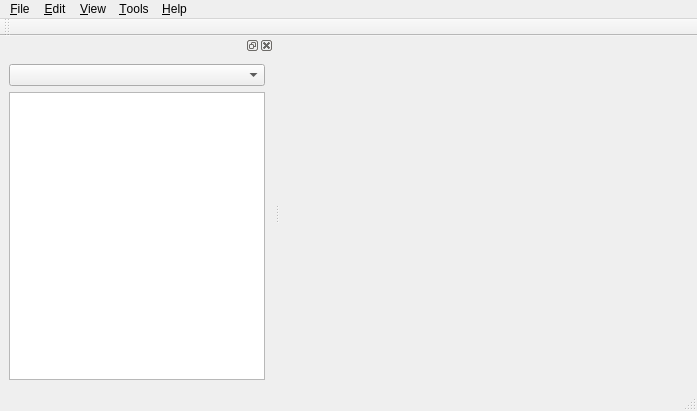
Old version of the form PC/src/bin/res/dianvoteeditor.ui in the repository FrankieChan885/dian-zigbee-vote.
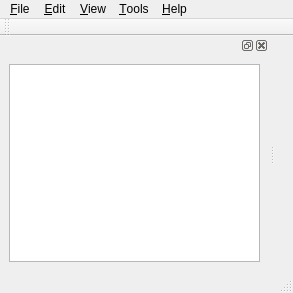
New version of the form.

The edit to the form file:
```diff
--- a/PC/src/bin/res/dianvoteeditor.ui
+++ b/PC/src/bin/res/dianvoteeditor.ui
@@ -6,8 +6,8 @@
    <rect>
     <x>0</x>
     <y>0</y>
-    <width>697</width>
-    <height>411</height>
+    <width>293</width>
+    <height>293</height>
    </rect>
   </property>
   <property name="windowTitle">
@@ -21,7 +21,7 @@
     <rect>
      <x>0</x>
      <y>0</y>
-     <width>697</width>
+     <width>293</width>
      <height>23</height>
     </rect>
    </property>
@@ -95,7 +95,7 @@
     <enum>TopToolBarArea</enum>
    </attribute>
    <attribute name="toolBarBreak">
-    <bool>false</bool>
+    <bool>true</bool>
    </attribute>
   </widget>
   <widget class="QDockWidget" name="dockWidget">
@@ -105,10 +105,7 @@
    <widget class="QWidget" name="dockWidgetContents">
     <layout class="QVBoxLayout" name="verticalLayout_3">
      <item>
-      <widget class="QComboBox" name="listStyle"/>
-     </item>
-     <item>
-      <widget class="QListView" name="listView"/>
+      <widget class="QListView" name="slideListView"/>
      </item>
     </layout>
    </widget>
```
Left out of the diff: 8 changed lines with no effect on the pictures.
